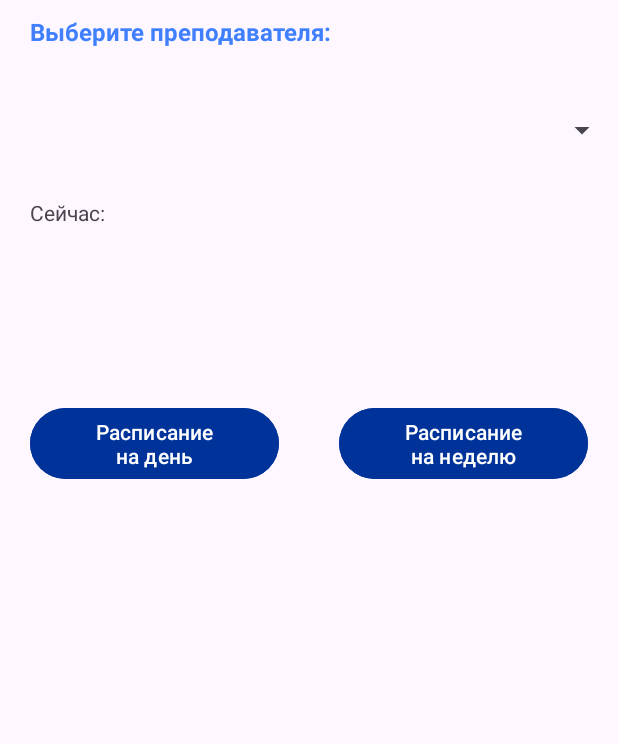
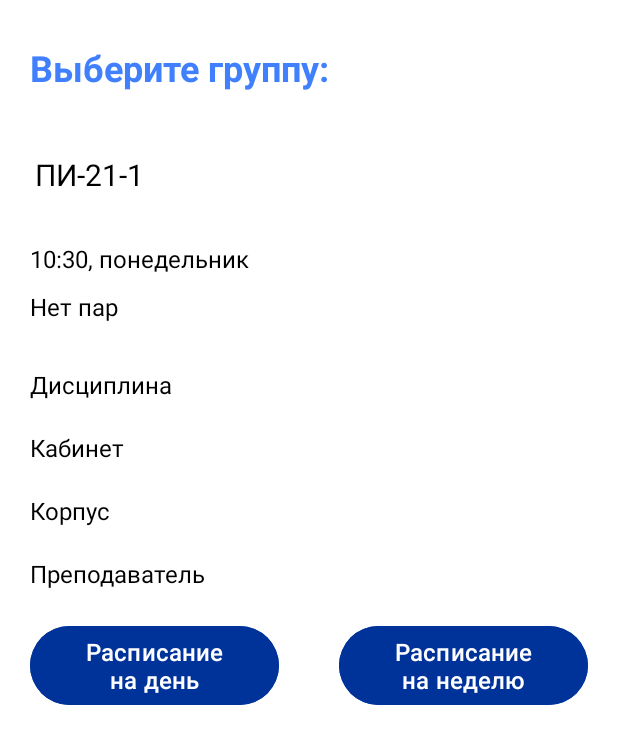
Before and after one commit to NellKree/HSE-AS-Timetable, an Android app: the StudentActivity screen opened directly, with no data from a screen before it, on a phone screen of 412 x 824 dp. Shown: the top 744 px of the screen. Run offline under Robolectric (Android 15) with nearby library versions, the phone set to English and light mode, and no system bars.

Commit message:
Update 06.02.2024

```diff
--- a/app/src/main/AndroidManifest.xml
+++ b/app/src/main/AndroidManifest.xml
@@ -23,11 +23,11 @@
             </intent-filter>
         </activity>
         <activity android:name="StudentActivity"
-            android:screenOrientation="fullSensor">
+            android:screenOrientation="portrait">
 
         </activity>
         <activity android:name="TeacherActivity"
-            android:screenOrientation="fullSensor">
+            android:screenOrientation="portrait">
 
         </activity>
     </application>
--- a/app/src/main/java/org/hse/basetimetable/StudentActivity.java
+++ b/app/src/main/java/org/hse/basetimetable/StudentActivity.java
@@ -1,14 +1,99 @@
 package org.hse.basetimetable;
 
 import android.os.Bundle;
+import android.util.Log;
+import android.view.View;
+import android.widget.AdapterView;
+import android.widget.ArrayAdapter;
+import android.widget.Button;
+import android.widget.Spinner;
+import android.widget.TextView;
 
 import androidx.appcompat.app.AppCompatActivity;
 
+import java.text.SimpleDateFormat;
+import java.util.ArrayList;
+import java.util.Calendar;
+import java.util.Date;
+import java.util.List;
+import java.util.Locale;
+
 public class StudentActivity extends AppCompatActivity {
+
+    protected TextView time, status, subject, cabinet, corp, teacher;
+    protected Button btnDay;
+    protected Button btnWeek;
     @Override
     protected void onCreate(Bundle savedInstanceState) {
         super.onCreate(savedInstanceState);
         setContentView(R.layout.student_activity);
 
+        final Spinner spinner = findViewById(R.id.groupList);
+        time = findViewById(R.id.time);
+        status = findViewById(R.id.status);
+        subject = findViewById(R.id.subject);
+        cabinet = findViewById(R.id.cabinet);
+        corp = findViewById(R.id.corp);
+        teacher = findViewById(R.id.teacher);
+        btnDay = findViewById(R.id.button_day);
+        btnWeek = findViewById(R.id.button_week);
+        List<Group> groups = new ArrayList<>();
+
+        initGroupList(groups, "ПИ", 21, 3);
+        initGroupList(groups, "БИ", 20, 2);
+        initGroupList(groups, "Ю", 21, 2);
+
+
+        ArrayAdapter<?> adapter = new ArrayAdapter<>(this, android.R.layout.simple_spinner_item, groups);
+        adapter.setDropDownViewResource(R.layout.spinner_dropdown_item);
+
+        spinner.setAdapter(adapter);
+
+        spinner.setOnItemSelectedListener(new AdapterView.OnItemSelectedListener() {
+            public void onItemSelected(AdapterView<?> parent,
+                                       View itemSelected, int selectedItemPosition, long selectedId) {
+                Object item = adapter.getItem(selectedItemPosition);
+                ((TextView) parent.getChildAt(0)).setTextColor(getColor(R.color.black));
+                ((TextView) parent.getChildAt(0)).setTextSize(20);
+                Log.d("TAG", "selectedItem" + item);
+            }
+
+            public void onNothingSelected(AdapterView<?> parent) {
+                //
+            }
+        });
+
+        initTime(time);
+        initData();
+
+    }
+    private void initGroupList(List<Group> groups, String program, int admissionYear, int numberOfGroups) {
+        for (int i = 1; i <= numberOfGroups; i++) {
+            String groupName = program + "-" + admissionYear + "-" + i;
+            groups.add(new Group(i, groupName));
+        }
+    }
+
+    public static void initTime(TextView time) {
+        Calendar calendar = Calendar.getInstance();
+        Date currentTime = calendar.getTime();
+
+        SimpleDateFormat timeFormat = new SimpleDateFormat("HH:mm", Locale.getDefault());
+        String formattedTime = timeFormat.format(currentTime);
+
+        SimpleDateFormat dayFormat = new SimpleDateFormat("EEEE", new Locale("ru"));
+        String formattedDay = dayFormat.format(currentTime);
+
+        String result = formattedTime + ", " + formattedDay;
+
+        time.setText(result);
+    }
+
+    private void initData(){
+        status.setText("Нет пар");
+        subject.setText("Дисциплина");
+        cabinet.setText("Кабинет");
+        corp.setText("Корпус");
+        teacher.setText("Преподаватель");
     }
 }
--- a/app/src/main/java/org/hse/basetimetable/TeacherActivity.java
+++ b/app/src/main/java/org/hse/basetimetable/TeacherActivity.java
@@ -10,17 +10,13 @@ import android.widget.TextView;
 
 import androidx.appcompat.app.AppCompatActivity;
 
-import java.text.SimpleDateFormat;
 import java.util.ArrayList;
-import java.util.Date;
 import java.util.List;
-import java.util.Locale;
-
 
 public class TeacherActivity extends AppCompatActivity {
 
     protected TextView time, status, subject, cabinet, corp, teacher;
-    protected Date currentTime;
+
     protected Button btnDay;
     protected Button btnWeek;
     @Override
@@ -61,9 +57,8 @@ public class TeacherActivity extends AppCompatActivity {
             }
         });
 
-        initTime();
+        StudentActivity.initTime(time);
         initData();
-
 
     }
     private void initGroupList(List<Group> groups){
@@ -73,11 +68,7 @@ public class TeacherActivity extends AppCompatActivity {
         groups.add(new Group(4,"Болдырев Алексей Сергеевич"));
         groups.add(new Group(5,"Брюхина Евгения Рафиковна"));
     }
-    private void initTime(){
-        currentTime = new Date();
-        SimpleDateFormat simpleDateFormat = new SimpleDateFormat("HH:mm", Locale.getDefault());
-        time.setText(simpleDateFormat.format(currentTime));
-    }
+
     private void initData(){
         status.setText("Нет пар");
         subject.setText("Дисциплина");
--- a/app/src/main/res/layout/student_activity.xml
+++ b/app/src/main/res/layout/student_activity.xml
@@ -1,22 +1,34 @@
 <?xml version="1.0" encoding="utf-8"?>
-<LinearLayout xmlns:android="http://schemas.android.com/apk/res/android"
+<androidx.constraintlayout.widget.ConstraintLayout xmlns:android="http://schemas.android.com/apk/res/android"
     xmlns:app="http://schemas.android.com/apk/res-auto"
     xmlns:tools="http://schemas.android.com/tools"
     android:layout_width="match_parent"
+    android:layout_height="match_parent"
+    android:background="@color/white"
+    android:orientation="vertical"
+    tools:context=".StudentActivity">
+
+    <LinearLayout
+        android:layout_width="match_parent"
         android:layout_height="wrap_content"
-    android:orientation="vertical">
-
+        android:background="@color/white"
+        android:orientation="vertical"
+        app:layout_constraintBottom_toBottomOf="parent"
+        app:layout_constraintEnd_toEndOf="parent"
+        app:layout_constraintHorizontal_bias="1.0"
+        app:layout_constraintStart_toStartOf="parent"
+        app:layout_constraintTop_toTopOf="parent"
+        app:layout_constraintVertical_bias="0.05">
 
         <TextView
             android:id="@+id/textView"
-        style="@style/HSE.Labels"
             android:layout_width="match_parent"
             android:layout_height="wrap_content"
             android:layout_marginVertical="10dp"
-        android:layout_weight="1"
+            android:layout_marginTop="20dp"
             android:paddingStart="20dp"
-        android:text="@string/choose_teacher_label"
-
+            android:text="@string/choose_group_label"
+            android:textAppearance="@style/HSE.Labels"
             tools:ignore="RtlSymmetry" />
 
         <Spinner
@@ -24,9 +36,10 @@
             android:layout_width="match_parent"
             android:layout_height="50dp"
             android:layout_marginTop="20dp"
-        android:layout_weight="1"
-        android:paddingStart="20dp"
-
+            android:background="@color/white"
+            android:paddingStart="15dp"
+            android:popupBackground="@color/white"
+            android:spinnerMode="dropdown"
             tools:ignore="RtlSymmetry,SpeakableTextPresentCheck" />
 
         <TextView
@@ -34,10 +47,9 @@
             android:layout_width="match_parent"
             android:layout_height="wrap_content"
             android:layout_marginTop="20dp"
-        android:layout_weight="1"
             android:paddingStart="20dp"
             android:text="@string/now"
-
+            style="@style/MyText"
             tools:ignore="RtlSymmetry" />
 
         <TextView
@@ -45,48 +57,52 @@
             android:layout_width="match_parent"
             android:layout_height="wrap_content"
             android:layout_marginVertical="10dp"
-        android:layout_weight="1"
+            android:layout_marginTop="20dp"
             android:paddingStart="20dp"
-        app:layout_constraintTop_toBottomOf="@+id/time"
-        tools:layout_editor_absoluteX="20dp"
-        tools:ignore="RtlSymmetry" />
+            tools:ignore="RtlSymmetry"
+            style="@style/MyText"/>
+
         <TextView
             android:id="@+id/subject"
             android:layout_width="match_parent"
             android:layout_height="wrap_content"
-        android:layout_weight="1"
+            android:layout_marginTop="20dp"
             android:paddingStart="20dp"
-        tools:ignore="RtlSymmetry"/>
+            tools:ignore="RtlSymmetry"
+            style="@style/MyText"/>
 
         <TextView
             android:id="@+id/cabinet"
             android:layout_width="match_parent"
             android:layout_height="wrap_content"
-        android:layout_weight="1"
+            android:layout_marginTop="20dp"
             android:paddingStart="20dp"
-        tools:ignore="RtlSymmetry"/>
+            tools:ignore="RtlSymmetry"
+            style="@style/MyText"/>
 
         <TextView
             android:id="@+id/corp"
             android:layout_width="match_parent"
             android:layout_height="wrap_content"
-        android:layout_weight="1"
+            android:layout_marginTop="20dp"
             android:paddingStart="20dp"
-        tools:ignore="RtlSymmetry" />
+            tools:ignore="RtlSymmetry"
+            style="@style/MyText"/>
 
         <TextView
             android:id="@+id/teacher"
             android:layout_width="match_parent"
             android:layout_height="wrap_content"
-        android:layout_weight="1"
+            android:layout_marginTop="20dp"
             android:paddingStart="20dp"
-        tools:ignore="RtlSymmetry"/>
+            tools:ignore="RtlSymmetry"
+            style="@style/MyText"/>
 
         <LinearLayout
             android:layout_width="match_parent"
             android:layout_height="match_parent"
             android:layout_marginHorizontal="20dp"
-        android:layout_weight="1"
+            android:layout_marginTop="20dp"
             android:orientation="horizontal"
             android:showDividers="middle">
 
@@ -101,6 +117,8 @@
                 android:lines="2"
                 android:text="@string/timetable_day_label"
                 android:textAlignment="center"
+                android:textColor="@color/white"
+                android:textSize="16sp"
                 tools:ignore="NestedWeights" />
 
             <Button
@@ -113,8 +131,10 @@
                 android:backgroundTint="@color/colorPrimary"
                 android:lines="2"
                 android:text="@string/timetable_week_label"
-            android:textAlignment="center" />
+                android:textAlignment="center"
+                android:textColor="@color/white"
+                android:textSize="16sp" />
+        </LinearLayout>
     </LinearLayout>
 
-
-</LinearLayout>
+</androidx.constraintlayout.widget.ConstraintLayout>
--- a/app/src/main/res/layout/teacher_activity.xml
+++ b/app/src/main/res/layout/teacher_activity.xml
@@ -28,7 +28,7 @@
             android:layout_marginTop="20dp"
             android:paddingStart="20dp"
             android:text="@string/choose_teacher_label"
-            style="@style/ScheduleTitle"
+            android:textAppearance="@style/HSE.Labels"
             tools:ignore="RtlSymmetry" />
 
         <Spinner
--- a/app/src/main/res/values/themes.xml
+++ b/app/src/main/res/values/themes.xml
@@ -23,12 +23,6 @@
     <style name="HSE.Labels" parent="HSE.Size">
         <item name="android:textStyle">bold</item>
         <item name="android:textColor">@color/colorSecondary</item>
-        <item name="android:textSize">16sp</item>
-    </style>
-
-    <style name="ScheduleTitle" parent="HSE.Size">
-        <item name="android:textStyle">bold</item>
-        <item name="android:textColor">@color/black</item>
         <item name="android:textSize">24sp</item>
     </style>
 
```
Lines whose indentation alone changed are shown as unchanged.
